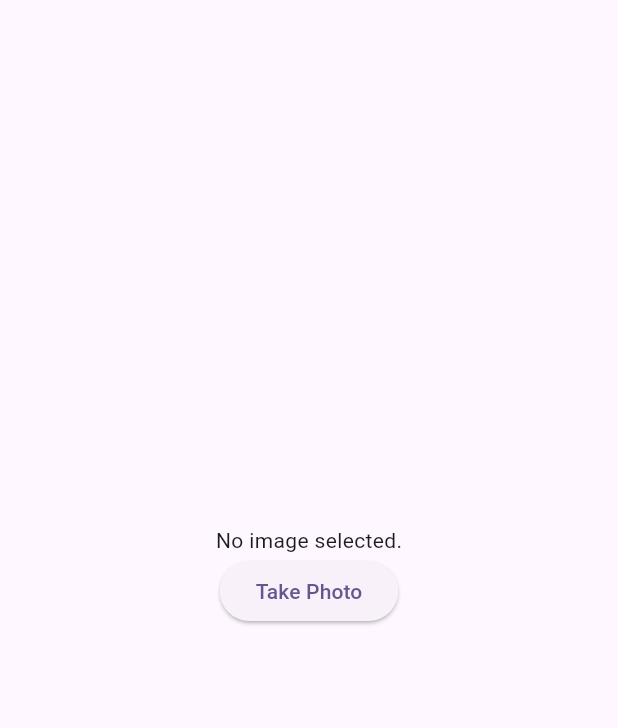
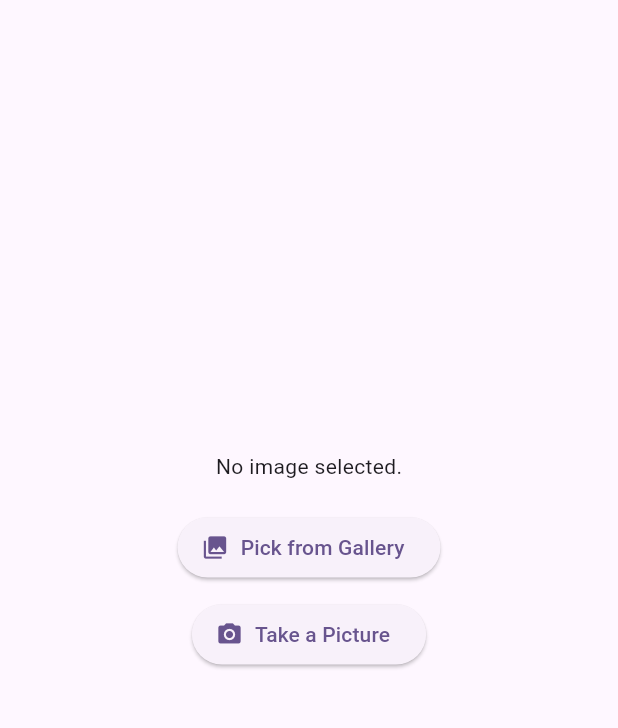
Before and after one commit to TcPirate1/flutter_ML, a Flutter app: the screen it shows after launch, on a phone screen of 412 x 824 dp, the part 84-812 px from its top. Run offline on Flutter 3.47's test engine with Material 3 defaults, Android fonts, the phone set to English and light mode, and no system bars; our stand-ins replace image_picker; missing offline and left inert: google_mlkit_text_recognition.

Commit message:
Two buttons. One for taking pic with camera, one for selecting from gallery. Setting up for android debugging so haven't tested yet.

```diff
--- a/flutter_application_cards/lib/main.dart
+++ b/flutter_application_cards/lib/main.dart
@@ -1,6 +1,7 @@
 import 'package:flutter/material.dart';
 import 'package:image_picker/image_picker.dart';
 import 'dart:io';
+import 'package:google_mlkit_text_recognition/google_mlkit_text_recognition.dart';
 
 void main() {
   runApp(const MyApp());
@@ -19,7 +20,10 @@ class MyApp extends StatelessWidget {
         colorScheme: ColorScheme.fromSeed(seedColor: Colors.deepPurple),
         useMaterial3: true,
       ),
-      home: MyHomePage(title: 'FF photos', imagePicker: imgPicker ?? ImagePicker()),
+      home: MyHomePage(
+        title: 'FF photos',
+        imagePicker: imgPicker ?? ImagePicker(),
+      ),
     );
   }
 }
@@ -36,15 +40,38 @@ class MyHomePage extends StatefulWidget {
 
 class _MyHomePageState extends State<MyHomePage> {
   XFile? _mediaFile;
+  String _recognizedText = '';
 
-  Future<void> _takePicture() async {
+  /// Picks an image from the selected source (Gallery or Camera)
+  Future<void> _pickImage(ImageSource source) async {
     try {
-    final XFile? takenPic = await widget.imagePicker.pickImage(source: ImageSource.camera);
-    setState(() {
-      _mediaFile = takenPic;
-    });
+      final XFile? pickedFile = await widget.imagePicker.pickImage(source: source);
+      if (pickedFile != null) {
+        setState(() {
+          _mediaFile = pickedFile;
+        });
+        _processImage(File(pickedFile.path));
+      }
     } catch (e) {
-      print(e);
+      print('Error picking image: $e');
+    }
+  }
+
+  /// Processes the image and extracts text using Google ML Kit
+  Future<void> _processImage(File imageFile) async {
+    final inputImage = InputImage.fromFile(imageFile);
+    final textRecognizer = TextRecognizer();
+
+    try {
+      final RecognizedText recognizedText = await textRecognizer.processImage(inputImage);
+      setState(() {
+        _recognizedText = recognizedText.text;
+      });
+      print('Recognized Text:\n$_recognizedText');
+    } catch (e) {
+      print('Error recognizing text: $e');
+    } finally {
+      textRecognizer.close();
     }
   }
 
@@ -60,15 +87,30 @@ class _MyHomePageState extends State<MyHomePage> {
           mainAxisAlignment: MainAxisAlignment.center,
           children: <Widget>[
             _mediaFile == null
-                ? Text('No image selected.')
-                : Image.file(File(_mediaFile!.path)),
-            ElevatedButton(
-              onPressed: _takePicture,
-              child: Text('Take Photo'),
-            )
+                ? const Text('No image selected.')
+                : Image.file(File(_mediaFile!.path), height: 250),
+            const SizedBox(height: 20),
+            ElevatedButton.icon(
+              onPressed: () => _pickImage(ImageSource.gallery),
+              icon: const Icon(Icons.photo_library),
+              label: const Text('Pick from Gallery'),
+            ),
+            const SizedBox(height: 10),
+            ElevatedButton.icon(
+              onPressed: () => _pickImage(ImageSource.camera),
+              icon: const Icon(Icons.camera_alt),
+              label: const Text('Take a Picture'),
+            ),
+            const SizedBox(height: 20),
+            _recognizedText.isNotEmpty
+                ? Padding(
+                    padding: const EdgeInsets.all(16.0),
+                    child: Text("Extracted Text:\n$_recognizedText"),
+                  )
+                : Container(),
           ],
         ),
-      ), // This trailing comma makes auto-formatting nicer for build methods.
+      ),
     );
   }
 }
```
